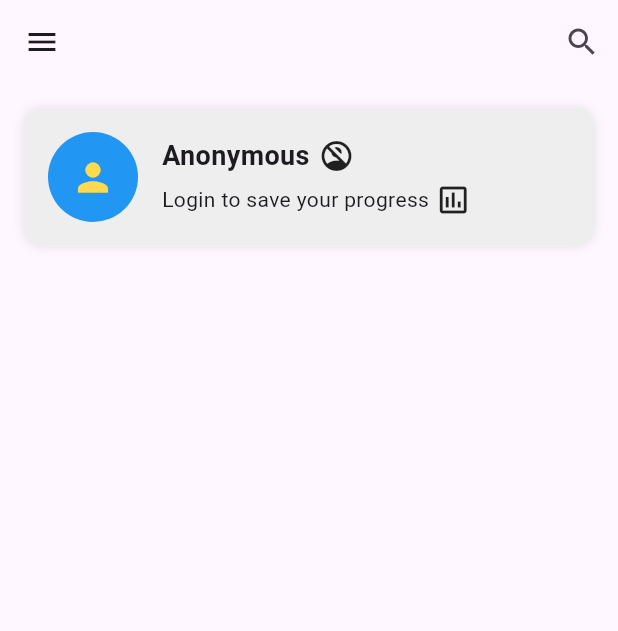
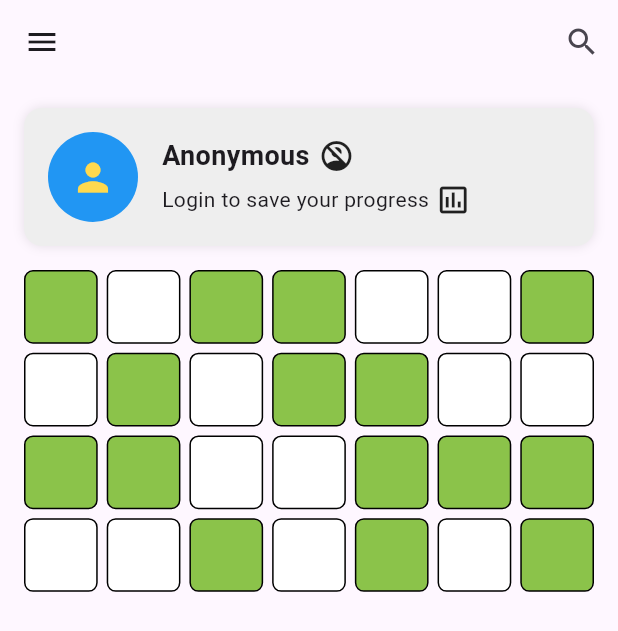
Before and after one commit to AnantKumarSingh26/SQuiz, a Flutter app: the screen it shows after launch, after a tap on "Get Started", on a phone screen of 412 x 824 dp. Shown: the top 631 px of the screen. Run offline on Flutter 3.47's test engine with Material 3 defaults, Android fonts, the phone set to English and light mode, and no system bars; our stand-ins replace firebase_core; accounts and stored records are empty; generated files the repository leaves out were written again.

```diff
--- a/lib/main.dart
+++ b/lib/main.dart
@@ -1,11 +1,12 @@
 import 'package:flutter/material.dart';
-// import 'package:firebase_core/firebase_core.dart';
-// import 'firebase_options.dart';
+import 'package:firebase_core/firebase_core.dart';
+import 'firebase_options.dart';
 // import 'screens/admindash.dart';
 import 'screens/home.dart';
 
-void main() {
+void main() async {
   runApp(const MyApp());
+  await Firebase.initializeApp(options: DefaultFirebaseOptions.currentPlatform);
 }
 
 class MyApp extends StatelessWidget {
@@ -19,6 +20,7 @@ class MyApp extends StatelessWidget {
     );
   }
 }
+
 class WelcomeScreen extends StatelessWidget {
   const WelcomeScreen({super.key});
 
@@ -52,7 +54,7 @@ class MyApp extends StatelessWidget {
                     // Navigate to the home screen
                     Navigator.push(
                       context,
-                        MaterialPageRoute(builder: (context) => HomeScreen() ),
+                      MaterialPageRoute(builder: (context) => HomeScreen()),
                     );
                   },
                   style: ElevatedButton.styleFrom(
@@ -65,10 +67,7 @@ class MyApp extends StatelessWidget {
                   ),
                   child: const Text(
                     'Get Started',
-                      style: TextStyle(
-                        fontSize: 20,
-                        fontWeight: FontWeight.bold,
-                      ),
+                    style: TextStyle(fontSize: 20, fontWeight: FontWeight.bold),
                   ),
                 ),
               ),
--- a/lib/screens/home.dart
+++ b/lib/screens/home.dart
@@ -5,6 +5,12 @@ class HomeScreen extends StatelessWidget {
 
   @override
   Widget build(BuildContext context) {
+    final List<bool> progress = [
+      true, false, true, true, false, false, true, // Week 1
+      false, true, false, true, true, false, false, // Week 2
+      true, true, false, false, true, true, true, // Week 3
+      false, false, true, false, true, false, true, // Week 4
+    ];
     return Scaffold(
       appBar: AppBar(
         leading: IconButton(onPressed: () {}, icon: const Icon(Icons.menu)),
@@ -22,7 +28,10 @@ class HomeScreen extends StatelessWidget {
                 color: Colors.grey[200],
                 borderRadius: BorderRadius.circular(12),
                 boxShadow: [
-                  BoxShadow(color: Colors.black.withOpacity(0.1), blurRadius: 6),
+                  BoxShadow(
+                    color: Colors.black.withOpacity(0.1),
+                    blurRadius: 6,
+                  ),
                 ],
               ),
               //User Icon
@@ -48,13 +57,16 @@ class HomeScreen extends StatelessWidget {
                         children: [
                           Text(
                             "Anonymous",
-                            style: TextStyle(fontSize: 18, fontWeight: FontWeight.bold),
+                            style: TextStyle(
+                              fontSize: 18,
+                              fontWeight: FontWeight.bold,
+                            ),
                           ),
-                          SizedBox(width: 6,),
-                          Icon(Icons.no_accounts)
+                          SizedBox(width: 6),
+                          Icon(Icons.no_accounts),
                         ],
                       ),
-                      SizedBox(height: 4,),
+                      SizedBox(height: 4),
 
                       Row(
                         children: [
@@ -62,11 +74,35 @@ class HomeScreen extends StatelessWidget {
                           SizedBox(width: 4),
                           Icon(Icons.poll_outlined),
                         ],
-                      )
+                      ),
                     ],
                   ),
                 ],
               ),
+            ),
+          ),
+          Padding(
+            padding: const EdgeInsets.symmetric(horizontal: 16),
+            child: GridView.builder(
+              shrinkWrap: true,
+              physics: const NeverScrollableScrollPhysics(),
+              itemCount : progress.length,
+              gridDelegate: const SliverGridDelegateWithFixedCrossAxisCount(
+
+                crossAxisCount: 7,
+                mainAxisSpacing: 6,
+                crossAxisSpacing: 6,
+              ),
+              itemBuilder: (context,index){
+                bool taken =progress[index];
+                  return Container(
+                    decoration: BoxDecoration(
+                      color:taken?Colors.lightGreen:Colors.white,
+                      borderRadius: BorderRadius.circular(6),
+                      border: Border.all(color: Colors.black),
+                    ),
+                  );
+              },
             ),
           ),
         ],
```
Also changed, not shown: lib/screens/ProfileScreen.dart (deleted, +0 -10 lines), lib/screens/SettingsScreen.dart (deleted, +0 -10 lines), lib/screens/admindash.dart (deleted, +0 -43 lines), firebase.json, lib/firebase_options.dart (deleted), 2 other files. Lines whose indentation alone changed are shown as unchanged.
